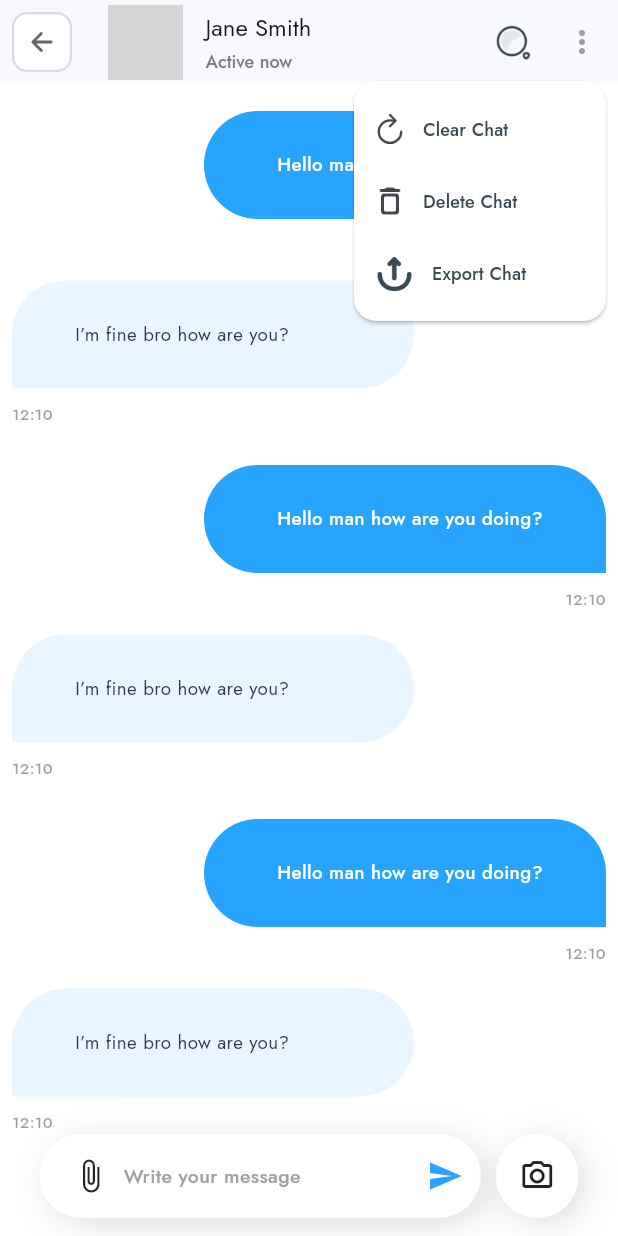
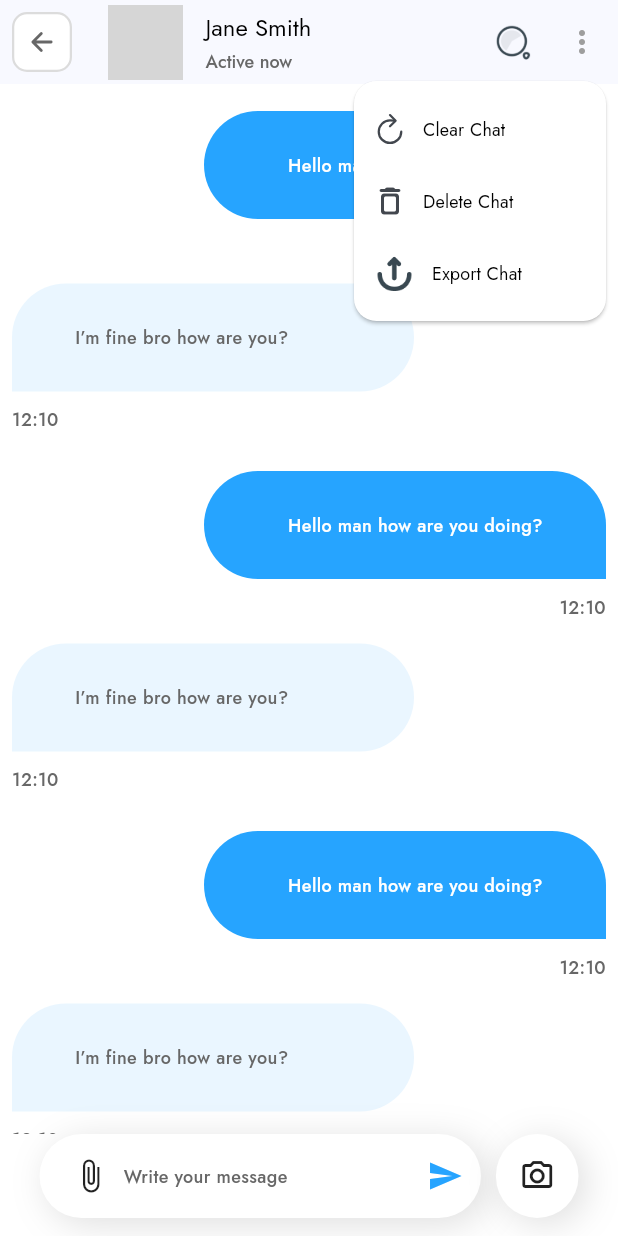
Before and after one commit to Wasim-Zaman/hobbyzhub_mobile, a Flutter app: the MessagingScreen screen opened directly, after a tap on the "more vert" icon, on a phone screen of 412 x 824 dp. Run offline on Flutter 3.47's test engine with Material 2 defaults, Android fonts, the phone set to English and light mode, and no system bars; our stand-ins replace flutter_bloc, flutter_screenutil, flutter_secure_storage, flutter_spinkit, google_fonts, image_picker and 4 more; accounts and stored records are empty; network calls fail; grey boxes are pictures that could not be loaded.

Commit message:
update the textfields

```diff
--- a/lib/views/messaging/messaging_screen.dart
+++ b/lib/views/messaging/messaging_screen.dart
@@ -2,6 +2,7 @@
 
 import 'package:flutter/material.dart';
 import 'package:flutter_screenutil/flutter_screenutil.dart';
+import 'package:hobbyzhub/constants/app_text_style.dart';
 import 'package:hobbyzhub/global/assets/app_assets.dart';
 import 'package:hobbyzhub/global/colors/app_colors.dart';
 import 'package:ionicons/ionicons.dart';
@@ -84,11 +85,7 @@ class _MessagingScreenState extends State<MessagingScreen> {
                   SizedBox(
                     child: Text(
                       'Jane Smith',
-                      style: TextStyle(
-                        color: Color(0xFF181818),
-                        fontSize: 16,
-                        fontFamily: 'Jost',
-                      ),
+                      style: AppTextStyle.listTileTitle,
                     ),
                   ),
                   SizedBox(
@@ -97,12 +94,7 @@ class _MessagingScreenState extends State<MessagingScreen> {
                   Text(
                     'Active now',
                     textAlign: TextAlign.center,
-                    style: TextStyle(
-                      color: Color(0xFF797C7B),
-                      fontSize: 12,
-                      fontFamily: 'Jost',
-                      fontWeight: FontWeight.w500,
-                    ),
+                    style: AppTextStyle.subcategoryUnSelectedTextStyle,
                   )
                 ],
               ),
@@ -129,7 +121,7 @@ class _MessagingScreenState extends State<MessagingScreen> {
             elevation: 1,
             onSelected: (item) => handleClick(item),
             itemBuilder: (context) => [
-              const PopupMenuItem(
+              PopupMenuItem(
                 value: 0,
                 // row with two children
                 child: Row(
@@ -140,12 +132,7 @@ class _MessagingScreenState extends State<MessagingScreen> {
                     ),
                     Text(
                       'Clear Chat',
-                      style: TextStyle(
-                        color: Color(0xFF394851),
-                        fontSize: 12,
-                        fontFamily: 'Jost',
-                        fontWeight: FontWeight.w500,
-                      ),
+                      style: AppTextStyle.listTileSubHeading,
                     )
                   ],
                 ),
@@ -161,12 +148,7 @@ class _MessagingScreenState extends State<MessagingScreen> {
                     ),
                     Text(
                       'Delete Chat',
-                      style: TextStyle(
-                        color: Color(0xFF394851),
-                        fontSize: 12,
-                        fontFamily: 'Jost',
-                        fontWeight: FontWeight.w500,
-                      ),
+                      style: AppTextStyle.listTileSubHeading,
                     ),
                   ],
                 ),
@@ -186,12 +168,7 @@ class _MessagingScreenState extends State<MessagingScreen> {
                     ),
                     Text(
                       'Export Chat',
-                      style: TextStyle(
-                        color: Color(0xFF394851),
-                        fontSize: 12,
-                        fontFamily: 'Jost',
-                        fontWeight: FontWeight.w500,
-                      ),
+                      style: AppTextStyle.listTileSubHeading,
                     )
                   ],
                 ),
@@ -239,12 +216,7 @@ class _MessagingScreenState extends State<MessagingScreen> {
                         SizedBox(width: 10.w),
                         Text(
                           'Write your message',
-                          style: TextStyle(
-                            color: Color(0xFFA1A1A1),
-                            fontSize: 13,
-                            fontFamily: 'Jost',
-                            fontWeight: FontWeight.w500,
-                          ),
+                          style: AppTextStyle.subcategoryUnSelectedTextStyle,
                         ),
                       ],
                     ),
@@ -327,12 +299,8 @@ class _MessagingScreenState extends State<MessagingScreen> {
                                 child: Text(
                                   'Hello man how are you doing?',
                                   textAlign: TextAlign.right,
-                                  style: TextStyle(
-                                    color: Colors.white,
-                                    fontSize: 12.54,
-                                    fontFamily: 'Jost',
-                                    fontWeight: FontWeight.w500,
-                                  ),
+                                  style:
+                                      AppTextStyle.subcategorySelectedTextStyle,
                                 ),
                               ),
                             ],
@@ -344,12 +312,7 @@ class _MessagingScreenState extends State<MessagingScreen> {
                         Text(
                           '12:10',
                           textAlign: TextAlign.right,
-                          style: TextStyle(
-                            color: Color(0x7F35364F),
-                            fontSize: 10.45,
-                            fontFamily: 'Jost',
-                            fontWeight: FontWeight.w500,
-                          ),
+                          style: AppTextStyle.subcategoryUnSelectedTextStyle,
                         )
                       ],
                     ),
@@ -387,14 +350,8 @@ class _MessagingScreenState extends State<MessagingScreen> {
                                 width: 184,
                                 child: Text(
                                   'I’m fine bro how are you?',
-                                  style: TextStyle(
-                                    color: Color(0xFF35364F),
-                                    fontSize: 12.54,
-                                    fontFamily: 'Jost',
-                                    fontWeight: FontWeight.w400,
-                                    height: 0,
-                                    letterSpacing: 0.25,
-                                  ),
+                                  style: AppTextStyle
+                                      .subcategoryUnSelectedTextStyle,
                                 ),
                               ),
                             ],
@@ -406,12 +363,7 @@ class _MessagingScreenState extends State<MessagingScreen> {
                         Text(
                           '12:10',
                           textAlign: TextAlign.right,
-                          style: TextStyle(
-                            color: Color(0x7F35364F),
-                            fontSize: 10.45,
-                            fontFamily: 'Jost',
-                            fontWeight: FontWeight.w500,
-                          ),
+                          style: AppTextStyle.subcategoryUnSelectedTextStyle,
                         )
                       ],
                     ),
```
